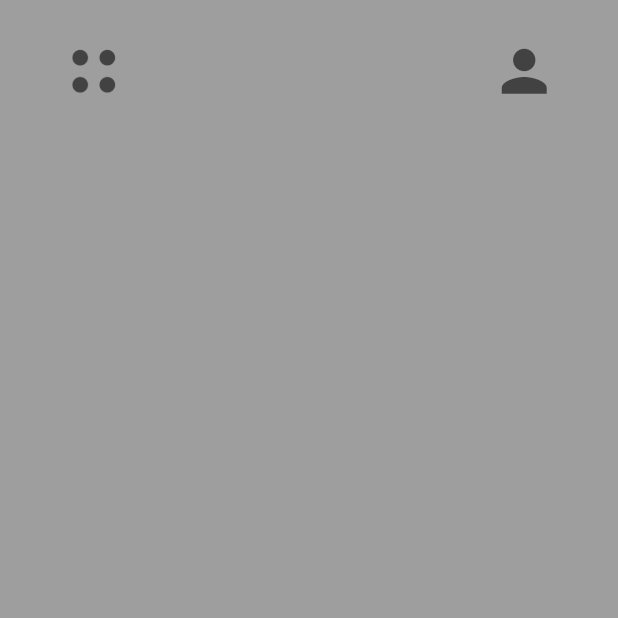
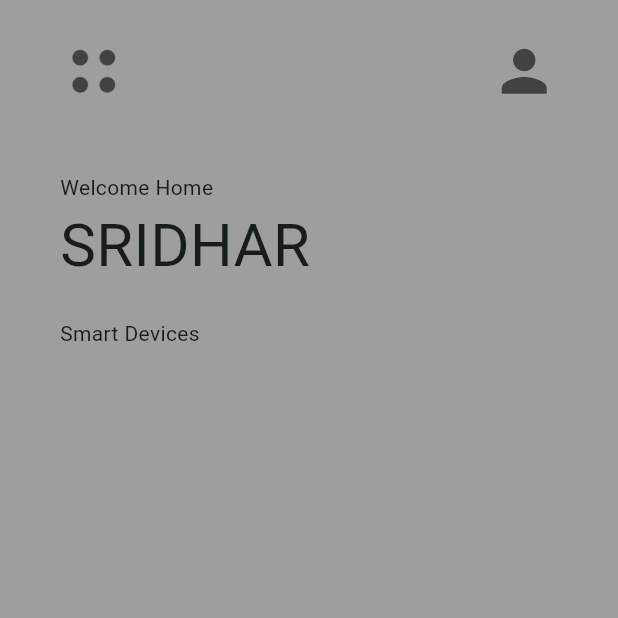
Before and after one commit to Sridharvn/flutter_ui_learning_showcase, a Flutter app: the SmartHomeUi screen opened by its route, on a phone screen of 412 x 824 dp, the top half of it. Run offline on Flutter 3.47's test engine with Material 3 defaults, Android fonts, the phone set to English and light mode, and no system bars; our stand-ins replace go_router.

Commit message:
Added gridview builder

```diff
--- a/lib/pages/smart_home_ui/smart_home_ui.dart
+++ b/lib/pages/smart_home_ui/smart_home_ui.dart
@@ -5,6 +5,8 @@ class SmartHomeUi extends StatelessWidget {
 
   @override
   Widget build(BuildContext context) {
+    final verticalPadding = 25.0;
+    final horizontalPadding = 40.0;
     return Scaffold(
       backgroundColor: Colors.grey,
       body: SafeArea(
@@ -13,8 +15,8 @@ class SmartHomeUi extends StatelessWidget {
           children: [
             // Custom App Bar
             Padding(
-              padding:
-                  const EdgeInsets.symmetric(horizontal: 40.0, vertical: 25),
+              padding: EdgeInsets.symmetric(
+                  horizontal: horizontalPadding, vertical: verticalPadding),
               child: Row(
                 mainAxisAlignment: MainAxisAlignment.spaceBetween,
                 children: [
@@ -32,9 +34,40 @@ class SmartHomeUi extends StatelessWidget {
                   )
                 ],
               ),
-            )
+            ),
+            SizedBox(
+              height: 20,
+            ),
             // welcome home Sridhar
+            Padding(
+              padding: EdgeInsets.symmetric(horizontal: horizontalPadding),
+              child: Column(
+                crossAxisAlignment: CrossAxisAlignment.start,
+                children: [
+                  Text("Welcome Home"),
+                  Text(
+                    "SRIDHAR",
+                    style: TextStyle(fontSize: 40),
+                  ),
+                ],
+              ),
+            ),
+            SizedBox(
+              height: 20,
+            ),
             // Smart devices + grid
+            Padding(
+              padding: EdgeInsets.symmetric(horizontal: horizontalPadding),
+              child: Text("Smart Devices"),
+            ),
+            Expanded(
+                child: GridView.builder(
+              gridDelegate:
+                  SliverGridDelegateWithFixedCrossAxisCount(crossAxisCount: 2),
+              itemBuilder: (context, index) {
+                return Container();
+              },
+            ))
           ],
         ),
       ),
```
